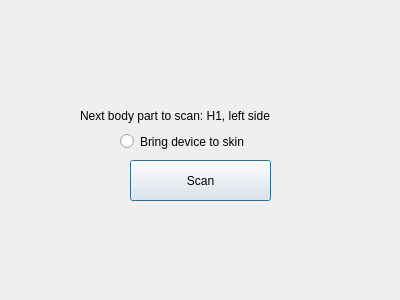
Above: RaDoTech/scanwindow.ui from saugatttt/COMP3004-Final-Project before the change. Below: the same form after it.
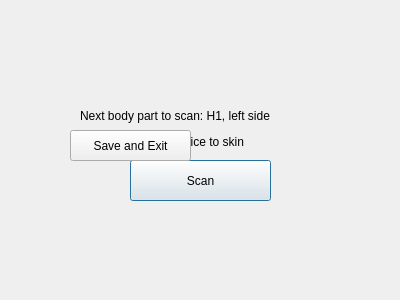
That is the form after the change.

```diff
--- a/RaDoTech/scanwindow.ui
+++ b/RaDoTech/scanwindow.ui
@@ -52,6 +52,19 @@
     <string>Next body part to scan: H1, left side</string>
    </property>
   </widget>
+  <widget class="QPushButton" name="saveExitButton">
+   <property name="geometry">
+    <rect>
+     <x>70</x>
+     <y>130</y>
+     <width>121</width>
+     <height>31</height>
+    </rect>
+   </property>
+   <property name="text">
+    <string>Save and Exit</string>
+   </property>
+  </widget>
  </widget>
  <resources/>
  <connections>
```
Left out of the diff: 16 changed lines with no effect on the pictures.
